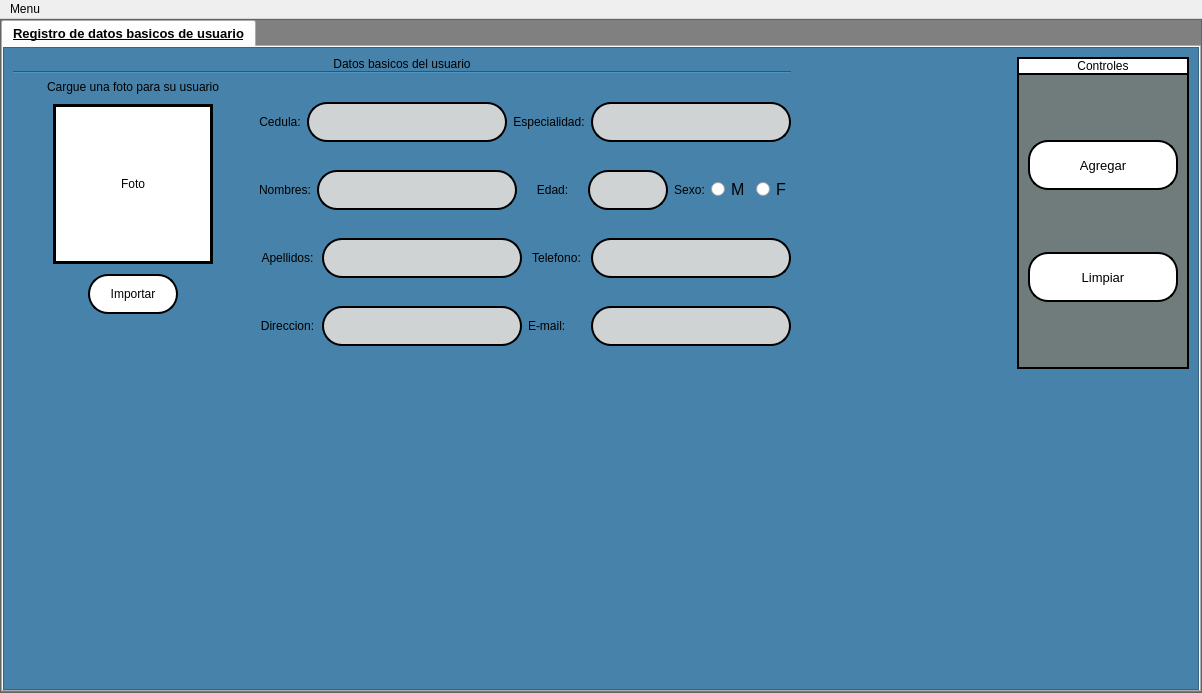
Reinaldito04/App-Consultas-y-Historias-Medicas, file interfaces/dogtores.ui: the form before one commit.
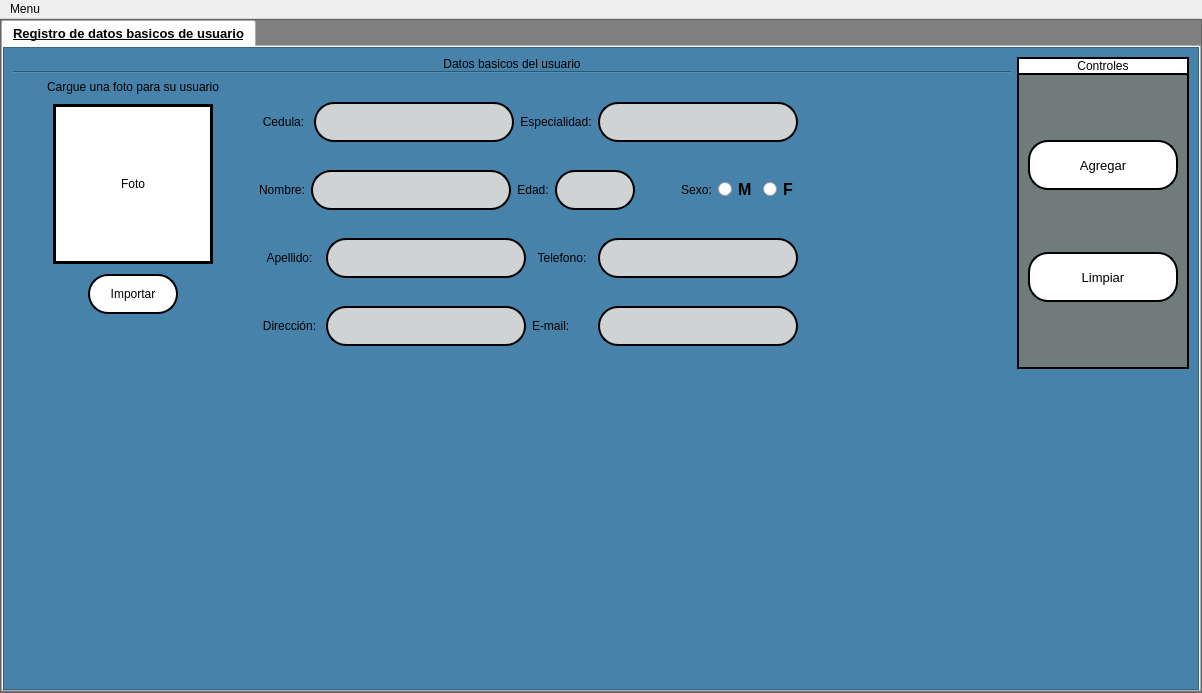
The form after the commit. Icons and pictures are not drawn.

The edit to the form file:
```diff
--- a/interfaces/dogtores.ui
+++ b/interfaces/dogtores.ui
@@ -136,7 +136,7 @@
              </property>
              <layout class="QVBoxLayout" name="verticalLayout_10">
               <item>
-               <layout class="QHBoxLayout" name="horizontalLayout_11">
+               <layout class="QHBoxLayout" name="horizontalLayout_18">
                 <item>
                  <layout class="QVBoxLayout" name="verticalLayout_7">
                   <item>
@@ -169,6 +169,8 @@
                    </layout>
                   </item>
                   <item>
+                   <layout class="QHBoxLayout" name="horizontalLayout_11">
+                    <item>
                    <layout class="QHBoxLayout" name="horizontalLayout_17">
                     <item>
                      <layout class="QVBoxLayout" name="verticalLayout_2">
@@ -383,7 +385,7 @@
                           <item>
                            <widget class="QLabel" name="lbl_name">
                             <property name="text">
-                             <string>Nombres:</string>
+                               <string>Nombre:</string>
                             </property>
                             <property name="alignment">
                              <set>Qt::AlignCenter</set>
@@ -445,6 +447,19 @@
                             </property>
                            </widget>
                           </item>
+                            <item>
+                             <spacer name="horizontalSpacer_6">
+                              <property name="orientation">
+                               <enum>Qt::Horizontal</enum>
+                              </property>
+                              <property name="sizeHint" stdset="0">
+                               <size>
+                                <width>40</width>
+                                <height>20</height>
+                               </size>
+                              </property>
+                             </spacer>
+                            </item>
                          </layout>
                         </item>
                         <item>
@@ -465,6 +480,8 @@
                              <font>
                               <family>Microsoft Sans Serif</family>
                               <pointsize>12</pointsize>
+                                <weight>75</weight>
+                                <bold>true</bold>
                              </font>
                             </property>
                             <property name="styleSheet">
@@ -481,6 +498,8 @@
                              <font>
                               <family>Microsoft Sans Serif</family>
                               <pointsize>12</pointsize>
+                                <weight>75</weight>
+                                <bold>true</bold>
                              </font>
                             </property>
                             <property name="text">
@@ -499,7 +518,7 @@
                           <item>
                            <widget class="QLabel" name="lbl_apell">
                             <property name="text">
-                             <string>Apellidos:</string>
+                               <string>Apellido:</string>
                             </property>
                             <property name="alignment">
                              <set>Qt::AlignCenter</set>
@@ -563,7 +582,7 @@
                           <item>
                            <widget class="QLabel" name="lbl_dir">
                             <property name="text">
-                             <string>Direccion:</string>
+                               <string>Dirección:</string>
                             </property>
                             <property name="alignment">
                              <set>Qt::AlignCenter</set>
@@ -621,8 +640,6 @@
                     </item>
                    </layout>
                   </item>
-                 </layout>
-                </item>
                 <item>
                  <spacer name="horizontalSpacer_5">
                   <property name="orientation">
@@ -636,6 +653,10 @@
                   </property>
                  </spacer>
                 </item>
+                   </layout>
+                  </item>
+                 </layout>
+                </item>
                 <item>
                  <layout class="QVBoxLayout" name="verticalLayout_5">
                   <property name="spacing">
@@ -803,7 +824,7 @@
                 <property name="sizeHint" stdset="0">
                  <size>
                   <width>20</width>
-                  <height>279</height>
+                  <height>264</height>
                  </size>
                 </property>
                </spacer>
```
Left out of the diff: 16 changed lines with no effect on the pictures. Lines whose indentation alone changed are shown as unchanged.
